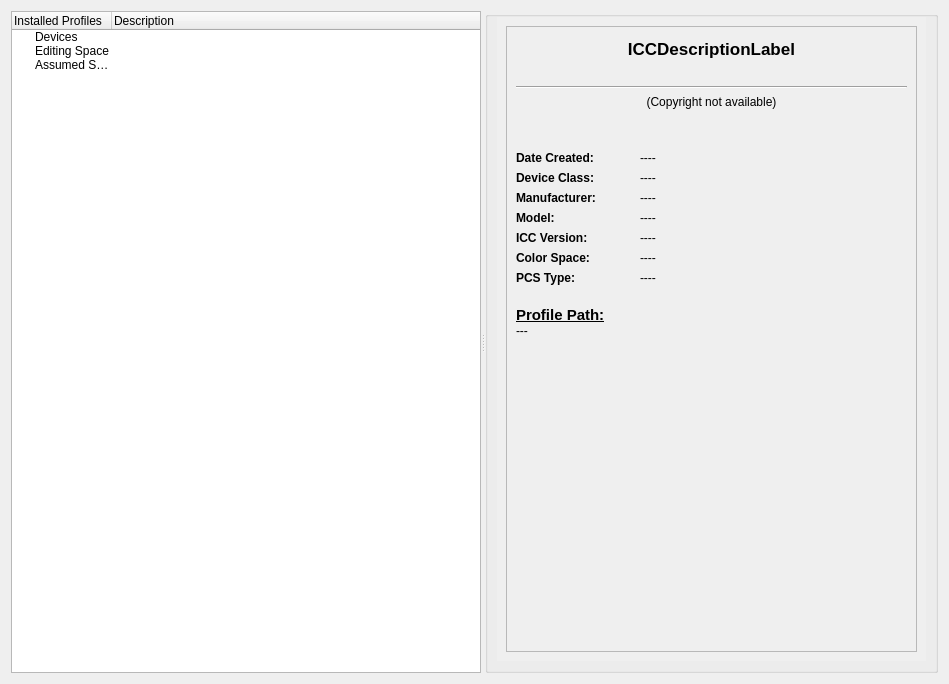
Qt form information/kminfo.ui (KDE/kolor-manager) before a commit.
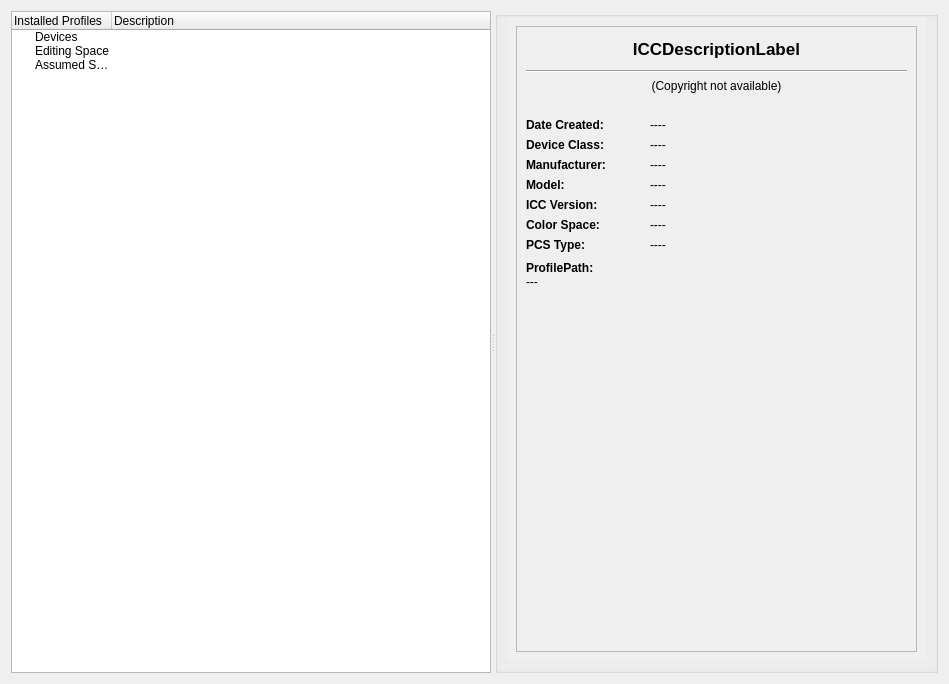
The same form after that commit.

Commit message:
(kminfo) reduce space requirements
remove html code from "Profile Path" label

The edit to the form file:
```diff
--- a/information/kminfo.ui
+++ b/information/kminfo.ui
@@ -37,7 +37,7 @@
       </property>
       <property name="minimumSize">
        <size>
-        <width>470</width>
+        <width>200</width>
         <height>0</height>
        </size>
       </property>
@@ -145,7 +145,7 @@
            <rect>
             <x>0</x>
             <y>0</y>
-            <width>454</width>
+            <width>510</width>
             <height>666</height>
            </rect>
           </property>
@@ -162,7 +162,7 @@
                </property>
                <property name="minimumSize">
                 <size>
-                 <width>300</width>
+                 <width>150</width>
                  <height>300</height>
                 </size>
                </property>
@@ -179,7 +179,7 @@
                    <number>3</number>
                   </property>
                   <property name="bottomMargin">
-                   <number>20</number>
+                   <number>3</number>
                   </property>
                   <item>
                    <widget class="QLabel" name="descriptionTagLabel">
@@ -192,7 +192,7 @@
                     <property name="minimumSize">
                      <size>
                       <width>0</width>
-                      <height>41</height>
+                      <height>25</height>
                      </size>
                     </property>
                     <property name="font">
@@ -298,7 +298,7 @@
                     </property>
                     <property name="minimumSize">
                      <size>
-                      <width>100</width>
+                      <width>50</width>
                       <height>0</height>
                      </size>
                     </property>
@@ -342,7 +342,7 @@
                     </property>
                     <property name="minimumSize">
                      <size>
-                      <width>100</width>
+                      <width>50</width>
                       <height>0</height>
                      </size>
                     </property>
@@ -386,7 +386,7 @@
                     </property>
                     <property name="minimumSize">
                      <size>
-                      <width>100</width>
+                      <width>50</width>
                       <height>0</height>
                      </size>
                     </property>
@@ -433,7 +433,7 @@
                     </property>
                     <property name="minimumSize">
                      <size>
-                      <width>100</width>
+                      <width>50</width>
                       <height>0</height>
                      </size>
                     </property>
@@ -480,7 +480,7 @@
                     </property>
                     <property name="minimumSize">
                      <size>
-                      <width>100</width>
+                      <width>50</width>
                       <height>0</height>
                      </size>
                     </property>
@@ -524,7 +524,7 @@
                     </property>
                     <property name="minimumSize">
                      <size>
-                      <width>100</width>
+                      <width>50</width>
                       <height>0</height>
                      </size>
                     </property>
@@ -568,7 +568,7 @@
                     </property>
                     <property name="minimumSize">
                      <size>
-                      <width>100</width>
+                      <width>50</width>
                       <height>0</height>
                      </size>
                     </property>
@@ -585,10 +585,10 @@
                    <number>0</number>
                   </property>
                   <property name="topMargin">
-                   <number>15</number>
+                   <number>3</number>
                   </property>
                   <property name="bottomMargin">
-                   <number>26</number>
+                   <number>3</number>
                   </property>
                   <item>
                    <widget class="QLabel" name="profilePathLabel">
@@ -606,17 +606,13 @@
                     </property>
                     <property name="font">
                      <font>
-                      <weight>50</weight>
-                      <bold>false</bold>
-                      <underline>true</underline>
+                      <weight>75</weight>
+                      <bold>true</bold>
+                      <underline>false</underline>
                      </font>
                     </property>
                     <property name="text">
-                     <string>&lt;!DOCTYPE HTML PUBLIC &quot;-//W3C//DTD HTML 4.0//EN&quot; &quot;http://www.w3.org/TR/REC-html40/strict.dtd&quot;&gt;
-&lt;html&gt;&lt;head&gt;&lt;meta name=&quot;qrichtext&quot; content=&quot;1&quot; /&gt;&lt;style type=&quot;text/css&quot;&gt;
-p, li { white-space: pre-wrap; }
-&lt;/style&gt;&lt;/head&gt;&lt;body style=&quot; font-family:'DejaVu Sans'; font-size:11pt; font-weight:600; font-style:normal;&quot;&gt;
-&lt;p style=&quot; margin-top:0px; margin-bottom:0px; margin-left:0px; margin-right:0px; -qt-block-indent:0; text-indent:0px;&quot;&gt;Profile Path:&lt;/p&gt;&lt;/body&gt;&lt;/html&gt;</string>
+                     <string>ProfilePath:</string>
                     </property>
                    </widget>
                   </item>
```
